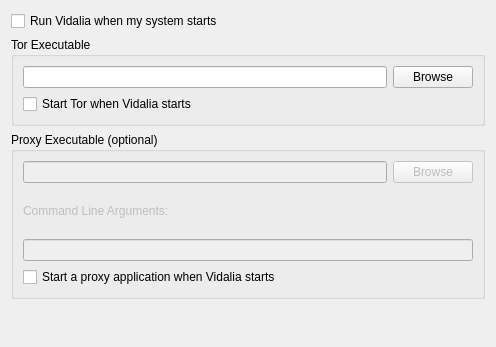
First picture: the form in src/vidalia/config/generalpage.ui, repository a-ilin/vidalia, before the edit.
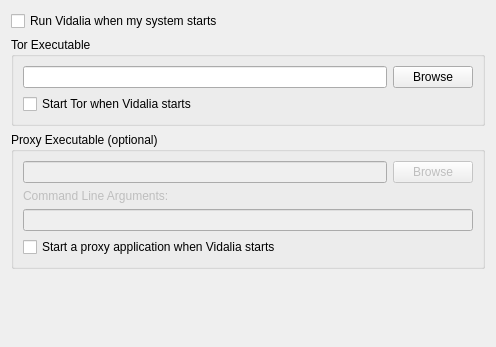
Second picture: the form after the edit.

Commit message:
Remove the minimum size on the Proxy Executable group box. This made the page look ugly on Windows.
svn:r2487

```diff
--- a/src/vidalia/config/generalpage.ui
+++ b/src/vidalia/config/generalpage.ui
@@ -80,7 +80,7 @@
      <property name="minimumSize" >
       <size>
        <width>0</width>
-       <height>167</height>
+       <height>0</height>
       </size>
      </property>
      <property name="title" >
```
Lines whose indentation alone changed are shown as unchanged.
